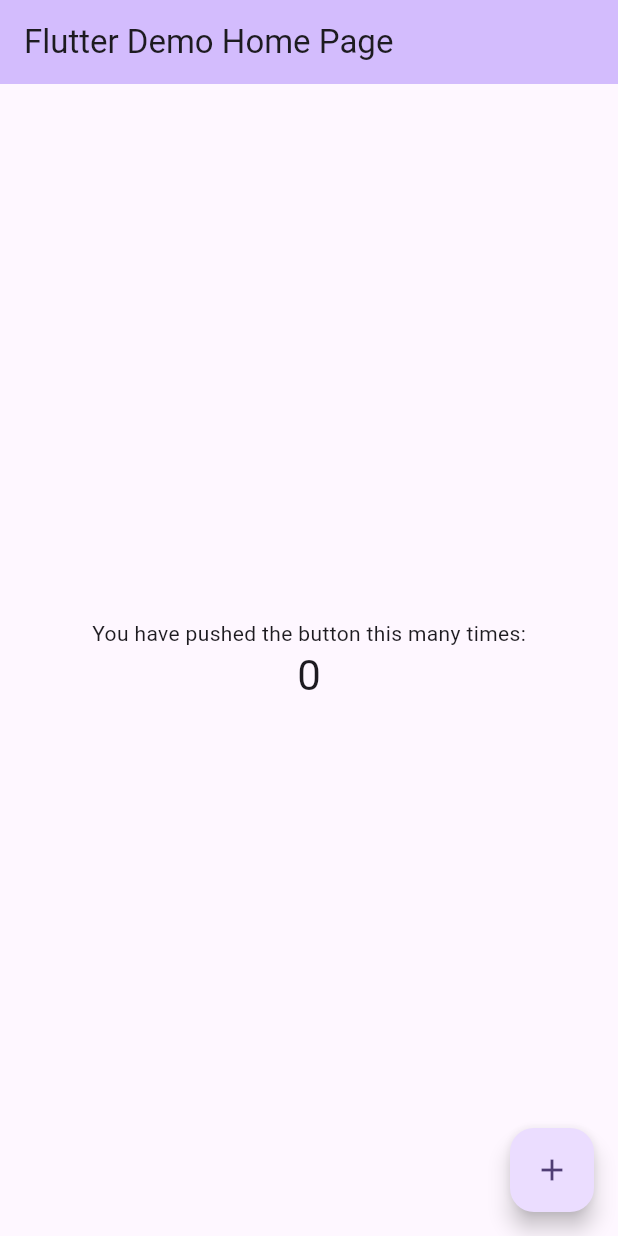
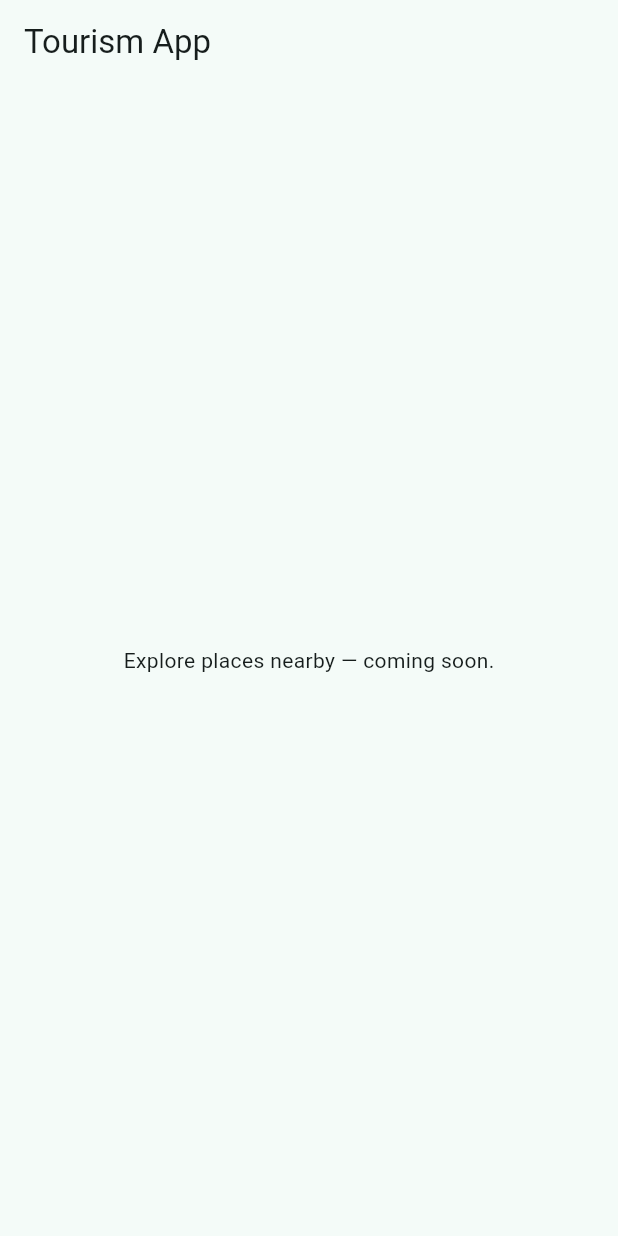
Before and after one commit to EllieNtasio/tourism_app, a Flutter app: the screen it shows after launch, on a phone screen of 412 x 824 dp. Run offline on Flutter 3.47's test engine with Material 3 defaults, Android fonts, the phone set to English and light mode, and no system bars; our stand-ins replace dio, flutter_riverpod, go_router.

Commit message:
chore: project setup (riverpod, go_router, dio, lints)
- Add flutter_riverpod, go_router and dio
- Feature-first lib/ structure: app/, core/, features/
- Router and shared Dio client as Riverpod providers
- Placeholder home screen and widget test
- Stricter analysis_options.yaml
- Rewrite README with goal, features, roadmap and progress log

Co-Authored-By: Claude Opus 5.5 <noreply@anthropic.com>
Claude-Session: https://claude.ai/code/session_01H2iFtRvk1ujLuZPhu3FtM3

```diff
--- /dev/null
+++ b/lib/app/app.dart
@@ -0,0 +1,23 @@
+import 'package:flutter/material.dart';
+import 'package:flutter_riverpod/flutter_riverpod.dart';
+
+import 'router.dart';
+
+/// Root widget of the app.
+class TourismApp extends ConsumerWidget {
+  const TourismApp({super.key});
+
+  @override
+  Widget build(BuildContext context, WidgetRef ref) {
+    final router = ref.watch(routerProvider);
+
+    return MaterialApp.router(
+      title: 'Tourism App',
+      debugShowCheckedModeBanner: false,
+      theme: ThemeData(
+        colorScheme: ColorScheme.fromSeed(seedColor: Colors.teal),
+      ),
+      routerConfig: router,
+    );
+  }
+}
--- /dev/null
+++ b/lib/app/router.dart
@@ -0,0 +1,23 @@
+import 'package:flutter_riverpod/flutter_riverpod.dart';
+import 'package:go_router/go_router.dart';
+
+import '../features/home/presentation/home_screen.dart';
+
+/// Route paths, kept in one place so screens never hard-code strings.
+abstract final class AppRoutes {
+  static const home = '/';
+}
+
+final routerProvider = Provider<GoRouter>((ref) {
+  final router = GoRouter(
+    initialLocation: AppRoutes.home,
+    routes: [
+      GoRoute(
+        path: AppRoutes.home,
+        builder: (context, state) => const HomeScreen(),
+      ),
+    ],
+  );
+  ref.onDispose(router.dispose);
+  return router;
+});
--- /dev/null
+++ b/lib/features/home/presentation/home_screen.dart
@@ -0,0 +1,15 @@
+import 'package:flutter/material.dart';
+
+/// Placeholder start screen. Replaced by the app shell with bottom
+/// navigation (Map, Favourites, Settings) in week 2.
+class HomeScreen extends StatelessWidget {
+  const HomeScreen({super.key});
+
+  @override
+  Widget build(BuildContext context) {
+    return Scaffold(
+      appBar: AppBar(title: const Text('Tourism App')),
+      body: const Center(child: Text('Explore places nearby — coming soon.')),
+    );
+  }
+}
--- a/lib/main.dart
+++ b/lib/main.dart
@@ -1,122 +1,8 @@
 import 'package:flutter/material.dart';
+import 'package:flutter_riverpod/flutter_riverpod.dart';
+
+import 'app/app.dart';
 
 void main() {
-  runApp(const MyApp());
+  runApp(const ProviderScope(child: TourismApp()));
 }
-
-class MyApp extends StatelessWidget {
-  const MyApp({super.key});
-
-  // This widget is the root of your application.
-  @override
-  Widget build(BuildContext context) {
-    return MaterialApp(
-      title: 'Flutter Demo',
-      theme: ThemeData(
-        // This is the theme of your application.
-        //
-        // TRY THIS: Try running your application with "flutter run". You'll see
-        // the application has a purple toolbar. Then, without quitting the app,
-        // try changing the seedColor in the colorScheme below to Colors.green
-        // and then invoke "hot reload" (save your changes or press the "hot
-        // reload" button in a Flutter-supported IDE, or press "r" if you used
-        // the command line to start the app).
-        //
-        // Notice that the counter didn't reset back to zero; the application
-        // state is not lost during the reload. To reset the state, use hot
-        // restart instead.
-        //
-        // This works for code too, not just values: Most code changes can be
-        // tested with just a hot reload.
-        colorScheme: .fromSeed(seedColor: Colors.deepPurple),
-      ),
-      home: const MyHomePage(title: 'Flutter Demo Home Page'),
-    );
-  }
-}
-
-class MyHomePage extends StatefulWidget {
-  const MyHomePage({super.key, required this.title});
-
-  // This widget is the home page of your application. It is stateful, meaning
-  // that it has a State object (defined below) that contains fields that affect
-  // how it looks.
-
-  // This class is the configuration for the state. It holds the values (in this
-  // case the title) provided by the parent (in this case the App widget) and
-  // used by the build method of the State. Fields in a Widget subclass are
-  // always marked "final".
-
-  final String title;
-
-  @override
-  State<MyHomePage> createState() => _MyHomePageState();
-}
-
-class _MyHomePageState extends State<MyHomePage> {
-  int _counter = 0;
-
-  void _incrementCounter() {
-    setState(() {
-      // This call to setState tells the Flutter framework that something has
-      // changed in this State, which causes it to rerun the build method below
-      // so that the display can reflect the updated values. If we changed
-      // _counter without calling setState(), then the build method would not be
-      // called again, and so nothing would appear to happen.
-      _counter++;
-    });
-  }
-
-  @override
-  Widget build(BuildContext context) {
-    // This method is rerun every time setState is called, for instance as done
-    // by the _incrementCounter method above.
-    //
-    // The Flutter framework has been optimized to make rerunning build methods
-    // fast, so that you can just rebuild anything that needs updating rather
-    // than having to individually change instances of widgets.
-    return Scaffold(
-      appBar: AppBar(
-        // TRY THIS: Try changing the color here to a specific color (to
-        // Colors.amber, perhaps?) and trigger a hot reload to see the AppBar
-        // change color while the other colors stay the same.
-        backgroundColor: Theme.of(context).colorScheme.inversePrimary,
-        // Here we take the value from the MyHomePage object that was created by
-        // the App.build method, and use it to set our appbar title.
-        title: Text(widget.title),
-      ),
-      body: Center(
-        // Center is a layout widget. It takes a single child and positions it
-        // in the middle of the parent.
-        child: Column(
-          // Column is also a layout widget. It takes a list of children and
-          // arranges them vertically. By default, it sizes itself to fit its
-          // children horizontally, and tries to be as tall as its parent.
-          //
-          // Column has various properties to control how it sizes itself and
-          // how it positions its children. Here we use mainAxisAlignment to
-          // center the children vertically; the main axis here is the vertical
-          // axis because Columns are vertical (the cross axis would be
-          // horizontal).
-          //
-          // TRY THIS: Invoke "debug painting" (choose the "Toggle Debug Paint"
-          // action in the IDE, or press "p" in the console), to see the
-          // wireframe for each widget.
-          mainAxisAlignment: .center,
-          children: [
-            const Text('You have pushed the button this many times:'),
-            Text(
-              '$_counter',
-              style: Theme.of(context).textTheme.headlineMedium,
-            ),
-          ],
-        ),
-      ),
-      floatingActionButton: FloatingActionButton(
-        onPressed: _incrementCounter,
-        tooltip: 'Increment',
-        child: const Icon(Icons.add),
-      ),
-    );
-  }
-}
```
Also changed, not shown: analysis_options.yaml (+24 -24 lines), lib/core/network/dio_provider.dart (added, +19 -0 lines), pubspec.yaml (+6 -71 lines), pubspec.lock, 2 other files.
